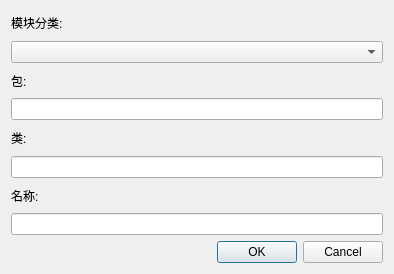
Qt form nodeparser/new_subsystem_dialog.ui (L-Net-1992/ADAS_AD_Developer) before a commit.
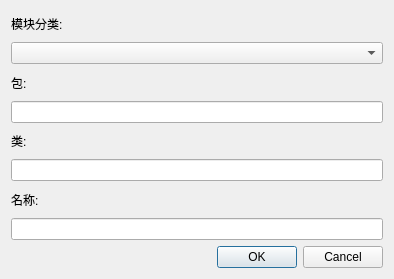
The same form after that commit.

```diff
--- a/nodeparser/new_subsystem_dialog.ui
+++ b/nodeparser/new_subsystem_dialog.ui
@@ -7,7 +7,7 @@
     <x>0</x>
     <y>0</y>
     <width>394</width>
-    <height>274</height>
+    <height>279</height>
    </rect>
   </property>
   <property name="windowTitle">
```
Left out of the diff: 6 changed lines with no effect on the pictures.
